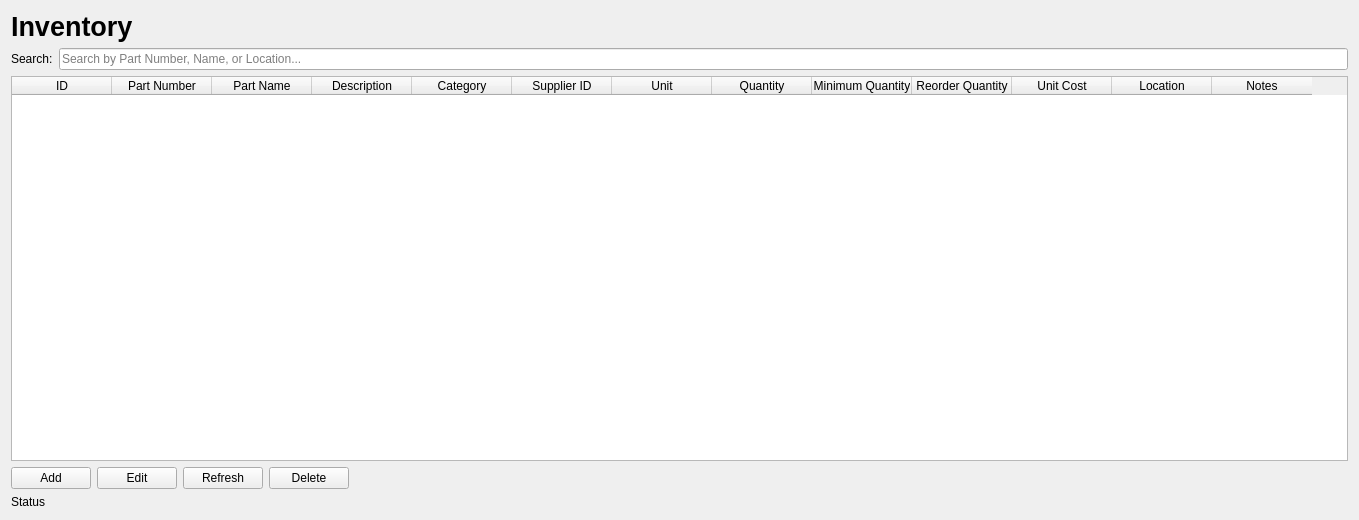
Old version of the form app/ui/forms/inventory_page.ui in the repository Apie-dup/MaintenanceSystem.
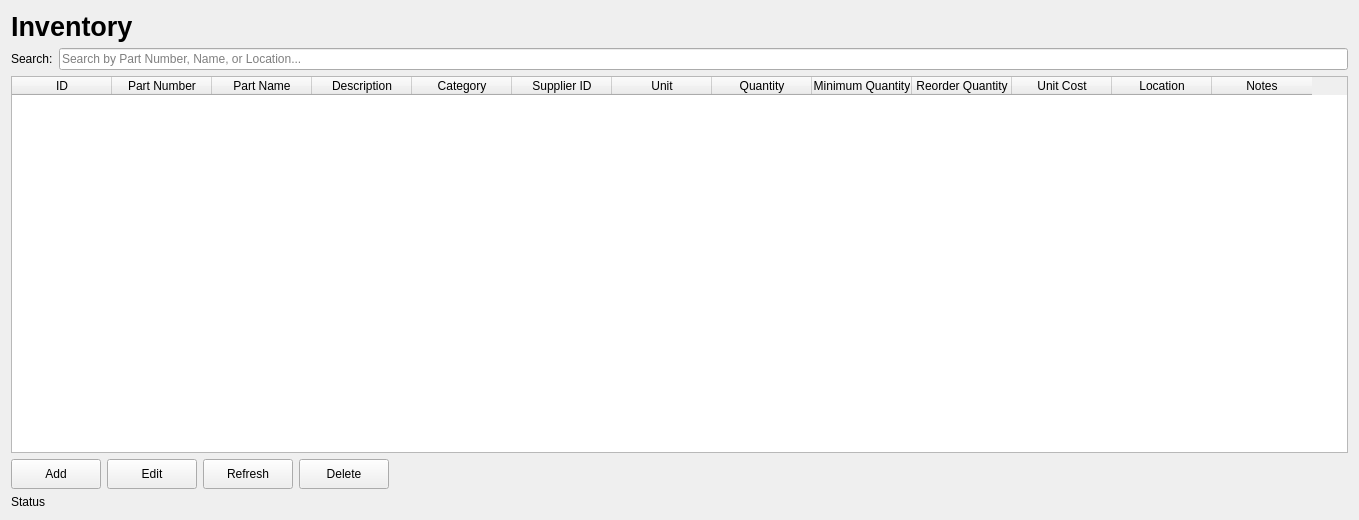
New version of the form.

Commit message: Add UI components for Preventive Maintenance and related pages, including table structures and buttons

Patch:
```diff
--- a/app/ui/forms/inventory_page.ui
+++ b/app/ui/forms/inventory_page.ui
@@ -47,6 +47,15 @@
    </item>
    <item>
     <widget class="QTableWidget" name="tblInventory">
+     <property name="alternatingRowColors">
+      <bool>true</bool>
+     </property>
+     <property name="wordWrap">
+      <bool>false</bool>
+     </property>
+     <attribute name="verticalHeaderHighlightSections">
+      <bool>false</bool>
+     </attribute>
      <column>
       <property name="text">
        <string>ID</string>
@@ -118,6 +127,12 @@
     <layout class="QHBoxLayout" name="horizontalLayout_2">
      <item>
       <widget class="QPushButton" name="btnAdd">
+       <property name="minimumSize">
+        <size>
+         <width>90</width>
+         <height>30</height>
+        </size>
+       </property>
        <property name="text">
         <string>Add</string>
        </property>
@@ -128,6 +143,12 @@
      </item>
      <item>
       <widget class="QPushButton" name="btnEdit">
+       <property name="minimumSize">
+        <size>
+         <width>90</width>
+         <height>30</height>
+        </size>
+       </property>
        <property name="text">
         <string>Edit</string>
        </property>
@@ -135,6 +156,12 @@
      </item>
      <item>
       <widget class="QPushButton" name="btnRefresh">
+       <property name="minimumSize">
+        <size>
+         <width>90</width>
+         <height>30</height>
+        </size>
+       </property>
        <property name="text">
         <string>Refresh</string>
        </property>
@@ -145,6 +172,12 @@
      </item>
      <item>
       <widget class="QPushButton" name="btnDelete">
+       <property name="minimumSize">
+        <size>
+         <width>90</width>
+         <height>30</height>
+        </size>
+       </property>
        <property name="text">
         <string>Delete</string>
        </property>
```
The commit also changes 60 other files.
